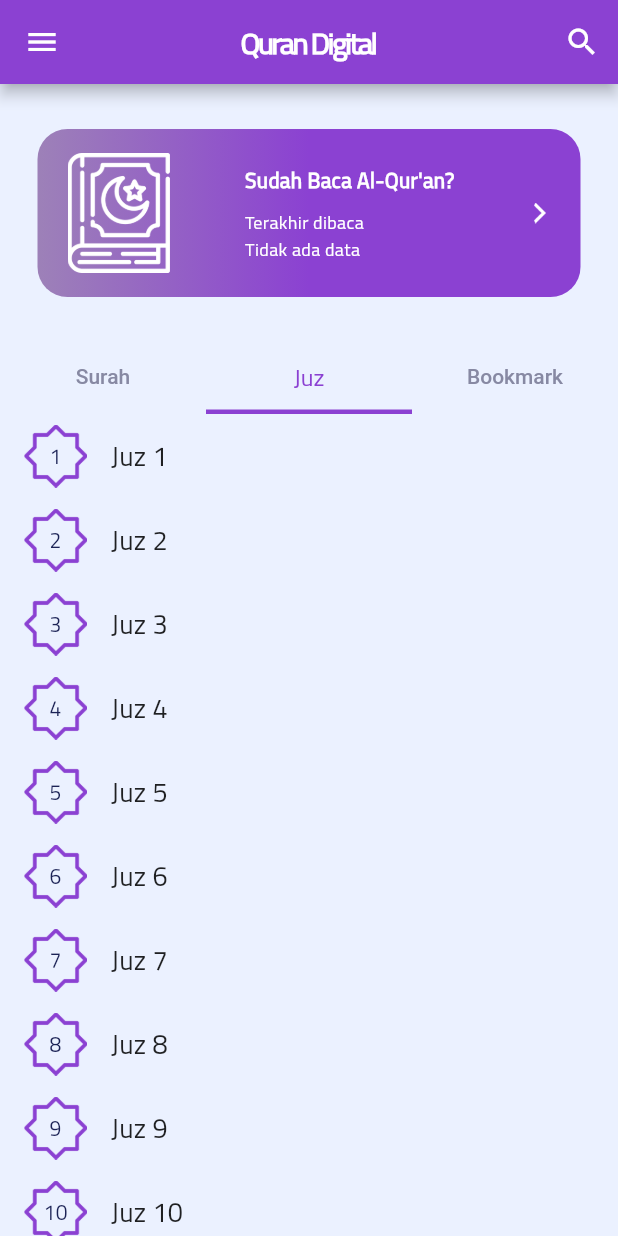
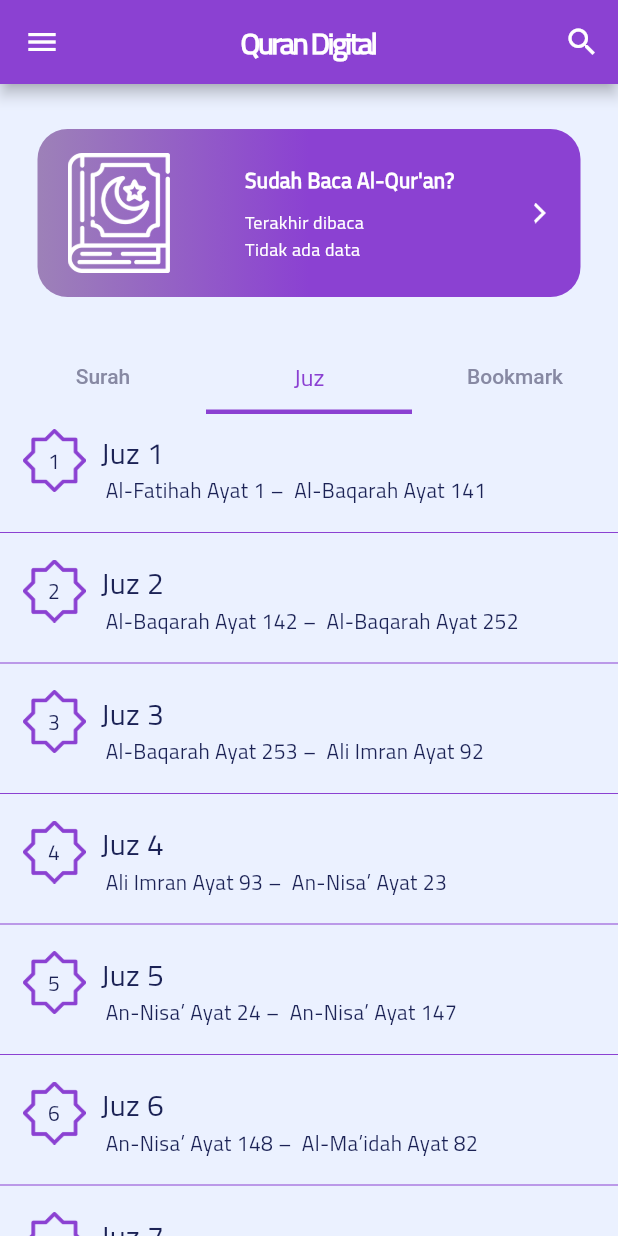
Before and after one commit to rizkitriandani/alquran_app, a Flutter app: the screen it shows after launch, tab 2 chosen, on a phone screen of 412 x 824 dp. Run offline on Flutter 3.47's test engine with Material 2 defaults, Android fonts, the phone set to English and light mode, and no system bars; our stand-ins replace flutter_switch, get, google_fonts, logger, lottie; network calls fail.

Commit message:
Add juz view.

```diff
--- /dev/null
+++ b/assets/juz.txt
@@ -0,0 +1,30 @@
+ Al-Fatihah Ayat 1 –  Al-Baqarah Ayat 141
+ Al-Baqarah Ayat 142 –  Al-Baqarah Ayat 252
+ Al-Baqarah Ayat 253 –  Ali Imran Ayat 92
+ Ali Imran Ayat 93 –  An-Nisa’ Ayat 23
+ An-Nisa’ Ayat 24 –  An-Nisa’ Ayat 147
+ An-Nisa’ Ayat 148 –  Al-Ma’idah Ayat 82
+ Al-Ma’idah Ayat 83 –  Al-An’am Ayat 110
+ Al-An’am Ayat 111 –  Al A’raf Ayat 87
+ Al A’raf Ayat 88 –  Al-Anfal Ayat 40
+ Al-Anfal Ayat 41 –  At-Taubah Ayat 92
+ At-Taubah Ayat 93 –  Hud Ayat 5
+ Hud Ayat 6 –  Yusuf Ayat 52
+ Yusuf Ayat 53 –  Ibrahim Ayat 52
+ Al-Hijr Ayat 1 – An-Nahl Ayat 128
+ Al-Isra Ayat 1 –  Al-Kahf Ayat 74
+ Al-Kahf Ayat 75 –  Ta-Ha Ayat 135
+ Al-Anbiya Ayat 1 –  Al Hajj Ayat 78
+ Al-Mu’minun Ayat 1 –  Al-Furqan Ayat 20
+ Al-Furqan Ayat 21 –  An-Naml Ayat 55
+ An-Naml Ayat 56 –  Al-Ankabut Ayat 45
+ Al-Ankabut Ayat 46 –  Al-Azhab Ayat 30
+ Al-Azhab Ayat 31 –  Yasin Ayat 27
+ Yasin Ayat 28 –  Az-Zumar Ayat 31
+ Az-Zumar Ayat 32 –  Fussilat Ayat 46
+ Fussilat Ayat 47 –  Al-Jatsiyah Ayat 37
+ Al-Ahqaf Ayat 1 –  Adz Dzariyat Ayat 30
+ Adz Dzariyat Ayat 31 –  Al-Hadid Ayat 29
+ Al-Mujadilah Ayat 1 –  At-Tahrim Ayat 12
+ Al-Mulk Ayat 1 –  Al-Mursalat Ayat 50
+ An-Naba’ Ayat 1 –  An-Nas Ayat 6
--- a/lib/app/modules/detail_surah/views/detail_surah_view.dart
+++ b/lib/app/modules/detail_surah/views/detail_surah_view.dart
@@ -223,6 +223,7 @@ class DetailSurahView extends GetView<DetailSurahController> {
                     separatorBuilder: (BuildContext context, int index) =>
                         const Divider(color: primary),
                   );
+
                 }),
           ],
         ),
--- a/lib/app/modules/home/controllers/home_controller.dart
+++ b/lib/app/modules/home/controllers/home_controller.dart
@@ -1,13 +1,29 @@
 import 'dart:convert';
 
+import 'package:flutter/services.dart';
 import 'package:get/get.dart';
 import 'package:http/http.dart' as http;
 
 import '../../../constants/constants.dart';
+import '../../../data/models/juz.dart';
 import '../../../data/models/surah.dart';
 import '../../../utils/logger.dart';
 
 class HomeController extends GetxController {
+
+  @override
+  onInit() async {
+    await loadAsset();
+    super.onInit();
+  }
+
+  List<String> juzSubtitle = [];
+
+  Future<void> loadAsset() async {
+    String loadedString = await rootBundle.loadString('assets/juz.txt');
+    juzSubtitle = loadedString.split('\n');
+  }
+
   Future<List<Surah>> getAllSurah() async {
     logger.d("FETCHING data");
     Uri url = Uri.parse("$API_HOST/surah/");
@@ -20,4 +36,21 @@ class HomeController extends GetxController {
       return data.map((e) => Surah.fromJson(e)).toList();
     }
   }
+
+  Future<List<Juz>> getAllJuz() async {
+    List<Juz> allJuz = [];
+
+    for (int i = 1; i <= 30; i++) {
+      logger.d("FETCHING data juz ke-$i");
+      Uri url = Uri.parse("$API_HOST/juz/$i");
+      var result = await http.get(url);
+
+      Map<String, dynamic> data =
+          (json.decode(result.body) as Map<String, dynamic>)["data"];
+      Juz juz = Juz.fromJson(data);
+      allJuz.add(juz);
+    }
+
+    return allJuz;
+  }
 }
--- a/lib/app/modules/home/views/home_view.dart
+++ b/lib/app/modules/home/views/home_view.dart
@@ -3,10 +3,12 @@ import 'package:flutter/material.dart';
 import 'package:get/get.dart';
 
 import '../../../constants/constants.dart';
+import '../../../data/models/juz.dart' as juz;
 import '../../../routes/app_pages.dart';
 import '../../../utils/logger.dart';
 import '../../../widgets/nav_drawer.dart';
 import '../controllers/home_controller.dart';
+import 'list_juz_view.dart';
 import 'list_surah_view.dart';
 
 class HomeView extends GetView<HomeController> {
@@ -23,7 +25,9 @@ class HomeView extends GetView<HomeController> {
           actions: [
             IconButton(
                 onPressed: () => Get.toNamed(Routes.SEARCH),
-                icon: const Icon(Icons.search,))
+                icon: const Icon(
+                  Icons.search,
+                ))
           ],
         ),
         body: DefaultTabController(
@@ -117,26 +121,7 @@ class HomeView extends GetView<HomeController> {
               Expanded(
                 child: TabBarView(children: [
                   ListSurah(controller: controller),
-                  ListView.builder(
-                  itemCount: 30,
-                  itemBuilder: (context, index) {
-                    return ListTile(
-                      onTap: () {
-
-                      },
-                      leading: Container(
-                        height: 42,
-                        width: 42,
-                        decoration: const BoxDecoration(
-                            color: Colors.transparent,
-                            image: DecorationImage(
-                                image: AssetImage('assets/images/decoration.png'),
-                                fit: BoxFit.cover)),
-                        child: Center(child: Text("${index+1}")),
-                      ),
-                      title: Text("Juz ${index+1}"),
-                    );
-                  }),
+                  ListJuz(controller: controller,),
                   const Center(child: Text("Bookmark View")),
                 ]),
               ),
--- /dev/null
+++ b/lib/app/modules/home/views/list_juz_view.dart
@@ -0,0 +1,165 @@
+
+import 'package:flutter/material.dart';
+
+import '../../../constants/constants.dart';
+import '../../../data/models/juz.dart' as juz;
+import '../../../utils/logger.dart';
+import '../controllers/home_controller.dart';
+
+class ListJuz extends StatelessWidget {
+  const ListJuz({
+    Key? key,
+    required this.controller,
+  }) : super(key: key);
+
+  final HomeController controller;
+
+  @override
+  Widget build(BuildContext context) {
+    return
+
+     ListView.separated(
+      shrinkWrap: true,
+      physics: const BouncingScrollPhysics(),
+      itemBuilder: (_, index) {
+
+        return Material(
+          color: Colors.transparent,
+          borderRadius: BorderRadius.circular(20),
+          child: InkWell(
+            onTap: (){},
+            borderRadius: BorderRadius.circular(20),
+            child: Container(
+              margin: const EdgeInsets.symmetric(horizontal: 15,vertical:10),
+              width: double.infinity,
+              color: Colors.transparent,
+              child: Row(
+                mainAxisAlignment: MainAxisAlignment.start,
+                crossAxisAlignment: CrossAxisAlignment.start,
+                children: [
+                  Container(
+                    alignment: Alignment.topCenter,
+                    height: 42,
+                    width: 42,
+                    decoration: const BoxDecoration(
+                        color: Colors.transparent,
+                        image: DecorationImage(
+                            image: AssetImage('assets/images/decoration.png'),
+                            fit: BoxFit.cover)),
+                    child:
+                        Center(child: Text("${index+1}")),
+                  ),
+                  SizedBox(width: 10,),
+
+                  Expanded(
+                    child: Column(
+                      crossAxisAlignment: CrossAxisAlignment.start,
+                      children: [
+                        SizedBox(
+                          width: double.infinity,
+                          child: Container(
+                            child: Text("Juz ${index+1}",
+                                style: basedFont.copyWith(fontSize: 20),
+                                textAlign: TextAlign.start),
+                          ),
+                        ),
+                        SizedBox(
+                          width: double.infinity,
+                          child: Container(
+                            child: Text(
+                              controller.juzSubtitle[index],
+                              textAlign: TextAlign.start,
+                            ),
+                          ),
+                        ),
+
+                      ],
+                    ),
+                  ),
+                ],
+              ),
+            ),
+          ),
+        );
+      },
+      itemCount: 30,
+      separatorBuilder: (BuildContext context, int index) =>
+          const Divider(color: primary),
+    );
+
+
+
+        /* ListView.builder(
+              itemCount: 30,
+              itemBuilder: (context, index) {
+                controller.juzSubtitle.add(
+                    "Mulai dari sampai ");
+                return ListTile(
+                  onTap: () {
+                    print(controller.juzSubtitle);
+                  },
+                  leading: Container(
+                    height: 42,
+                    width: 42,
+                    decoration: const BoxDecoration(
+                        color: Colors.transparent,
+                        image: DecorationImage(
+                            image: AssetImage('assets/images/decoration.png'),
+                            fit: BoxFit.cover)),
+                    child: Center(child: Text("${index + 1}")),
+                  ),
+                  title: Column(
+                    children: [
+                      Text("Juz ${index + 1}"),
+                      Text(
+                          controller.juzSubtitle[index]),
+                    ],
+                  ),
+                );
+              }); */
+
+
+    /* FutureBuilder<List<juz.Juz>>(
+        future: controller.getAllJuz(),
+        builder: (context, snapshot) {
+          if (snapshot.connectionState == ConnectionState.waiting) {
+            return const Center(child: CircularProgressIndicator());
+          }
+
+          if (!snapshot.hasData) {
+            return const Center(child: Text("Gagal memuat data"));
+          }
+
+          logger.d(snapshot);
+
+          return ListView.builder(
+              itemCount: 30,
+              itemBuilder: (context, index) {
+                controller.juzSubtitle.add(
+                    "Mulai dari ${snapshot.data![index + 1].juzStartInfo} sampai ${snapshot.data![index + 1].juzEndInfo}");
+                return ListTile(
+                  onTap: () {
+                    print(controller.juzSubtitle);
+                  },
+                  leading: Container(
+                    height: 42,
+                    width: 42,
+                    decoration: const BoxDecoration(
+                        color: Colors.transparent,
+                        image: DecorationImage(
+                            image: AssetImage('assets/images/decoration.png'),
+                            fit: BoxFit.cover)),
+                    child: Center(child: Text("${index + 1}")),
+                  ),
+                  title: Column(
+                    children: [
+                      Text("Juz ${index + 1}"),
+                      Text(
+                          "Mulai dari ${snapshot.data![index + 1].juzStartInfo} sampai ${snapshot.data![index + 1].juzEndInfo}"),
+                    ],
+                  ),
+                );
+              });
+        }); */
+  }
+}
--- a/pubspec.yaml
+++ b/pubspec.yaml
@@ -24,6 +24,7 @@ dev_dependencies:
 
 flutter:
   assets:
+    - assets/juz.txt
     - assets/lottie/
     - assets/fonts/
     - assets/images/
```
Also changed, not shown: lib/app/data/models/detail_surah.dart (+4 -4 lines), lib/app/data/models/juz.dart (added, +291 -0 lines), lib/app/modules/home/views/list_surah_view.dart (+6 -1 lines).
